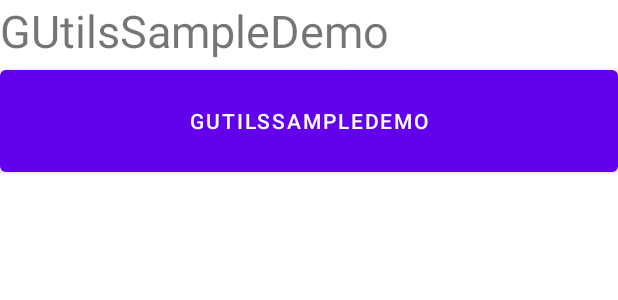
After one commit to SakurajimaMaii/VastUtils, an Android app: the layout activity_density.xml on its own in the app's theme, with its tools: preview values and no code run, on a phone screen of 412 x 824 dp. The commit adds this screen. Shown: the top 300 px of the screen. Run offline under Robolectric (Android 15) with nearby library versions, the phone set to English and light mode, and no system bars.

Commit message:
#9 增加尺寸工具类 控件尺寸工具类

```diff
--- a/Tools/src/main/java/com/gcode/tools/exception/BuildVersionException.kt
+++ b/Tools/src/main/java/com/gcode/tools/exception/BuildVersionException.kt
@@ -5,4 +5,4 @@ package com.gcode.tools.exception
  *邮箱:sakurajimamai2020@qq.com
  */
 // Device Android version is abnormal
-class BuildVersionException(override val message: String):Throwable() {}
+internal class BuildVersionException(override val message: String):Throwable() {}
--- a/Tools/src/main/java/com/gcode/tools/utils/CameraUtils.kt
+++ b/Tools/src/main/java/com/gcode/tools/utils/CameraUtils.kt
@@ -7,10 +7,8 @@ import android.database.Cursor
 import android.graphics.Bitmap
 import android.graphics.BitmapFactory
 import android.net.Uri
-import android.os.Build
 import android.provider.DocumentsContract
 import android.provider.MediaStore
-import androidx.annotation.RequiresApi
 
 /**
  * Camera utils
@@ -25,7 +23,6 @@ object CameraUtils {
      * @param context
      * @return
      */
-    @RequiresApi(Build.VERSION_CODES.Q)
     fun getImageBitMapApi29Above(data: Intent, context: Context?): Bitmap? {
         val uri = data.data
         var image: Bitmap? = null
@@ -45,7 +42,7 @@ object CameraUtils {
      * @param context
      * @return
      */
-    fun getImageBitMapApi29Down(data: Intent, context: Context?):Bitmap? {
+    private fun getImageBitMapApi29Down(data: Intent, context: Context?):Bitmap? {
         val imagePath = getImagePathApi29Down(data, context)
         return if (imagePath != null) {
             BitmapFactory.decodeFile(imagePath)
--- a/Tools/src/main/java/com/gcode/tools/utils/LogUtils.kt
+++ b/Tools/src/main/java/com/gcode/tools/utils/LogUtils.kt
@@ -20,6 +20,7 @@ object LogUtils : LogContent {
 
     /**
      * send info message
+     *
      * @param clz Current class
      * @param key message keyboard
      * @param content message content
--- a/app/src/main/java/com/gcode/toolsforandroid/CameraActivity.kt
+++ b/app/src/main/java/com/gcode/toolsforandroid/CameraActivity.kt
@@ -29,7 +29,7 @@ class CameraActivity : AppCompatActivity() {
 
         val getPhoto = registerForActivityResult(ActivityResultContracts.StartActivityForResult()){ result->
             if(result.resultCode == Activity.RESULT_OK){
-                image.setImageBitmap(result.data?.let { CameraUtils.getImageBitMapApi29Down(it,this) })
+                image.setImageBitmap(result.data?.let { CameraUtils.getImageBitMapApi29Above(it,this) })
             }
         }
 
--- /dev/null
+++ b/app/src/main/res/layout/activity_density.xml
@@ -0,0 +1,20 @@
+<?xml version="1.0" encoding="utf-8"?>
+<LinearLayout xmlns:android="http://schemas.android.com/apk/res/android"
+    xmlns:app="http://schemas.android.com/apk/res-auto"
+    xmlns:tools="http://schemas.android.com/tools"
+    android:layout_width="match_parent"
+    android:layout_height="match_parent"
+    tools:context=".DensityActivity"
+    android:orientation="vertical">
+    <TextView
+        android:id="@+id/tv"
+        android:layout_width="match_parent"
+        android:layout_height="wrap_content"
+        android:text="@string/app_name"
+        android:textSize="30sp"/>
+    <Button
+        android:id="@+id/btn"
+        android:layout_width="match_parent"
+        android:layout_height="80dp"
+        android:text="@string/app_name" />
+</LinearLayout>
```
Also changed, not shown: Tools/src/main/java/com/gcode/tools/utils/DensityUtils.kt (added, +35 -0 lines), Tools/src/main/java/com/gcode/tools/utils/MsgWindowUtils.kt (+8 -7 lines), Tools/src/main/java/com/gcode/tools/utils/ScreenSizeUtils.kt (+7 -6 lines), Tools/src/main/java/com/gcode/tools/utils/ViewSizeUtils.kt (added, +28 -0 lines), app/src/main/AndroidManifest.xml (+27 -15 lines), app/src/main/java/com/gcode/toolsforandroid/DensityActivity.kt (added, +25 -0 lines), 1 other file.
